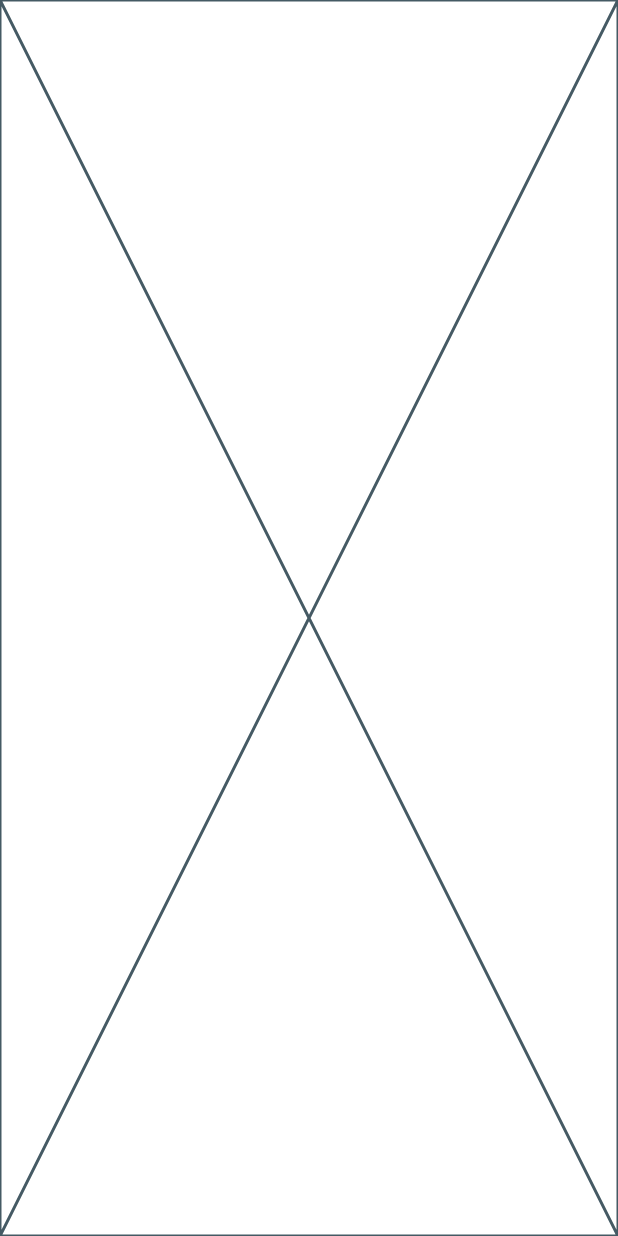
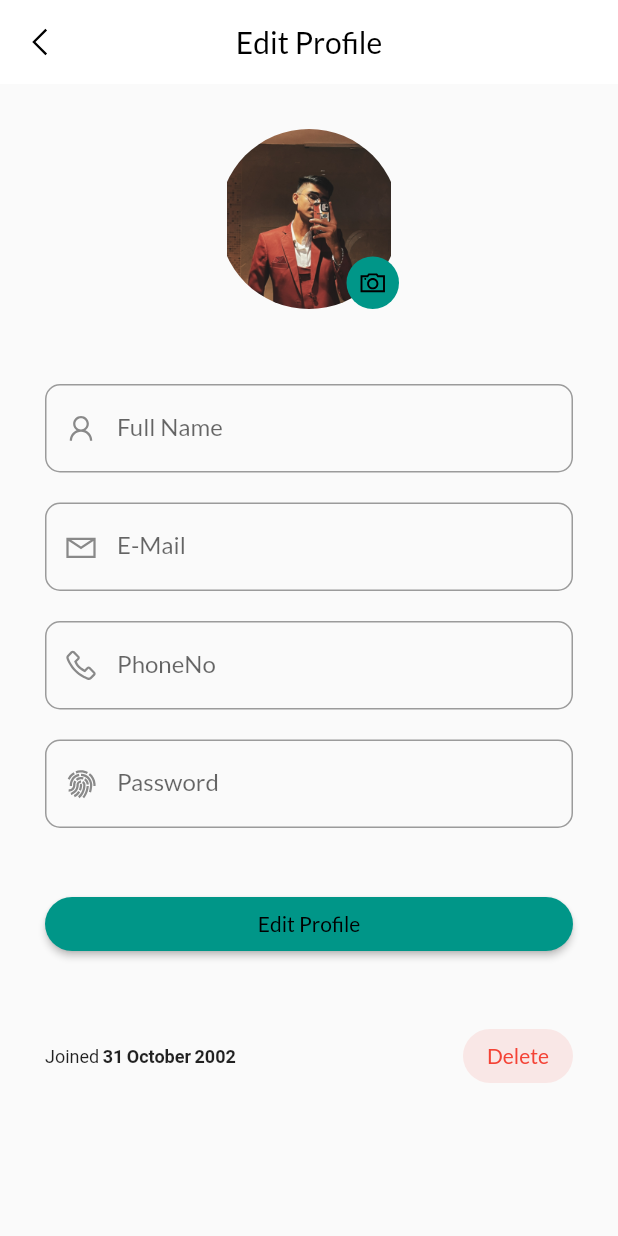
Before and after one commit to Miten3M/DocHub-doctor-Appointment-Application, a Flutter app: the ProfileScreen screen opened directly, after a tap on "Edit Profile", on a phone screen of 412 x 824 dp. Run offline on Flutter 3.47's test engine with Material 2 defaults, Android fonts, the phone set to English and light mode, and no system bars; our stand-ins replace cloud_firestore, csc_picker, firebase_auth, firebase_core, get, google_fonts and 3 more; accounts and stored records are empty; network calls fail.

Commit message:
profile_data_store

```diff
--- a/lib/contants/colors.dart
+++ b/lib/contants/colors.dart
@@ -1,6 +1,7 @@
 import 'package:flutter/material.dart';
 
-const cPrimaryColor=Color(0xFFFFE400);
+// const cPrimaryColor=Color(0xFFFFE400);
+const cPrimaryColor=Color(0xFF009688);
 const cSecondaryColor=Color(0xFF272727);
 const cAccentColor=Color(0xFF001BFF);
 
--- a/lib/contants/text_strings.dart
+++ b/lib/contants/text_strings.dart
@@ -1,3 +1,11 @@
+const String tFullName="Full Name";
+const String tEmail="E-Mail";
+const String tPhoneNumber="PhoneNo";
+const String tPassword="Password";
+
+
+
+
 //profile screen
 
 const String tProfile="Profile";
@@ -13,5 +21,5 @@ const String tMenu2="Billing Details";
 const String tMenu3="User Management";
 //    upate profile screen
 const String tDelete="Delete";
-const String tJoined="Joined";
+const String tJoined="Joined ";
 const String tJoinDate="31 October 2002";
--- a/lib/login/homepage.dart
+++ b/lib/login/homepage.dart
@@ -1,5 +1,5 @@
 import 'package:doc_hub/contants/image_string.dart';
-import 'package:doc_hub/login/profile_screen.dart';
+import 'package:doc_hub/profile/profile_screen.dart';
 import 'package:firebase_auth/firebase_auth.dart';
 import 'package:flutter/material.dart';
 import 'package:doc_hub/widges/drawer.dart';
--- a/lib/login/profile_screen.dart
+++ /dev/null
@@ -1,113 +0,0 @@
-import 'package:doc_hub/contants/colors.dart';
-import 'package:doc_hub/contants/image_string.dart';
-import 'package:doc_hub/contants/text_strings.dart';
-import 'package:doc_hub/login/update_profile_screen.dart';
-import 'package:firebase_auth/firebase_auth.dart';
-import 'package:flutter/material.dart';
-import 'package:line_awesome_flutter/line_awesome_flutter.dart';
-import 'package:get/get.dart';
-class ProfileScreen extends StatelessWidget {
-  const ProfileScreen({Key? key}) : super(key: key);
-
-  @override
-  Widget build(BuildContext context) {
-
-    var isDark=MediaQuery.of(context).platformBrightness==Brightness.dark;
-    void signUserOut() {
-      FirebaseAuth.instance.signOut();
-      // FirebaseAuth.instance.signInWithCredential(credential);
-
-    }
-    return Scaffold(
-      appBar: AppBar(
-        leading: IconButton(onPressed: (){},icon:const Icon(LineAwesomeIcons.angle_left)),
-        centerTitle: true,
-        title: Text(tProfile,style:TextStyle(color:Colors.black),),
-        actions: [
-          IconButton(onPressed: (){}, icon: Icon(isDark? LineAwesomeIcons.sun:LineAwesomeIcons.moon))
-        ],
-      ),
-      body: SingleChildScrollView(
-        child: Container(
-           padding: const EdgeInsets.all(30),
-          child: Column(
-            children: [
-              SizedBox(
-                width: 120,height: 120,
-                child: ClipRRect(
-                     borderRadius:BorderRadius.circular(100),child: Image(image: AssetImage(profileImage))),
-              ),
-              const  SizedBox(height:10),
-              Text(tProfileHeading,style: Theme.of(context).textTheme.headline4),
-              Text(tProfileSubHeading,style: Theme.of(context).textTheme.bodyText2),
-              const  SizedBox(height:20),
-              SizedBox(
-                width: 200,
-                child: ElevatedButton(
-                  onPressed: ()=>Get.to(()=>UpdateProfile()),
-                    style: ElevatedButton.styleFrom(
-                          backgroundColor: cPrimaryColor,side: BorderSide.none,shape: const StadiumBorder()),
-                  child: const Text(tEditprofile,style: TextStyle(color: cDarkColor)),
-                ),
-              ),
-              const SizedBox(height: 30),
-              const Divider(),
-              const SizedBox(height: 10),
-
-              ProfileMenuWidget(title: "Setting",icon: LineAwesomeIcons.cog,onPress: (){},),
-              ProfileMenuWidget(title: "Billing Details",icon: LineAwesomeIcons.walking,onPress: (){},),
-              ProfileMenuWidget(title: "User Management",icon: LineAwesomeIcons.user_check,onPress: (){},),
-              const Divider(color: Colors.grey,),
-              const SizedBox(height: 10,),
-              ProfileMenuWidget(title: "Information", icon: LineAwesomeIcons.info, onPress: (){}),
-              ProfileMenuWidget(title: "Logout", icon:LineAwesomeIcons.alternate_sign_out,
-                  textColor: Colors.red,endIcon: false, onPress: signUserOut
-                  )
-            ],
-          ),
-        ),
-      ),
-    );
-  }
-}
-
-class ProfileMenuWidget extends StatelessWidget {
-  const ProfileMenuWidget({
-    Key? key,
-    required this.title,
-    required this.icon,
-    required this.onPress,
-    this.endIcon=true,
-    this.textColor,
-
-  }) : super(key: key);
-
-  final String title;
-  final IconData icon;
-  final VoidCallback onPress;
-  final bool endIcon;
-  final Color? textColor;
-
-  @override
-  Widget build(BuildContext context) {
-    return ListTile(
-    onTap:onPress ,
-      leading: Container(
-        width: 40,height: 40,
-        decoration: BoxDecoration(
-          borderRadius: BorderRadius.circular(100),
-          color: cAccentColor.withOpacity(0.1),
-        ),
-        child: Icon(icon,color: cAccentColor),
-      ),
-      title: Text(title,style: Theme.of(context).textTheme.bodyText1?.apply(color: textColor)),
-      trailing:endIcon? Container(
-          width: 30,height: 30,
-          decoration: BoxDecoration(
-            borderRadius: BorderRadius.circular(100),
-            color: Colors.grey.withOpacity(0.1),
-          ),
-          child: Icon(LineAwesomeIcons.angle_right,size:18.0,color:Colors.grey )):null,
-    );
-  }
-}
--- a/lib/login/update_profile_screen.dart
+++ /dev/null
@@ -1,9 +0,0 @@
-import 'package:flutter/material.dart';
-class UpdateProfile extends StatelessWidget {
-  const UpdateProfile({Key? key}) : super(key: key);
-
-  @override
-  Widget build(BuildContext context) {
-    return const Placeholder();
-  }
-}
--- a/lib/main.dart
+++ b/lib/main.dart
@@ -3,7 +3,7 @@ import 'package:doc_hub/login/auth_page.dart';
 import 'package:doc_hub/login/homepage.dart';
 import 'package:doc_hub/login/phone.dart';
 import 'package:doc_hub/login//verify.dart';
-import 'package:doc_hub/login/profile_screen.dart';
+import 'package:doc_hub/profile/profile_screen.dart';
 import 'package:doc_hub/widges/themes.dart';
 import 'package:flutter/material.dart';
 
--- /dev/null
+++ b/lib/profile/profile_screen.dart
@@ -0,0 +1,131 @@
+import 'package:doc_hub/contants/colors.dart';
+import 'package:doc_hub/contants/image_string.dart';
+import 'package:doc_hub/contants/text_strings.dart';
+import 'package:doc_hub/login/homepage.dart';
+import 'package:doc_hub/profile/update_profile_screen.dart';
+import 'package:firebase_auth/firebase_auth.dart';
+import 'package:flutter/material.dart';
+import 'package:line_awesome_flutter/line_awesome_flutter.dart';
+import 'package:get/get.dart';
+
+import 'widgets/profile_menu.dart';
+
+class ProfileScreen extends StatelessWidget {
+  const ProfileScreen({Key? key}) : super(key: key);
+
+  @override
+  Widget build(BuildContext context) {
+    var isDark = MediaQuery.of(context).platformBrightness == Brightness.dark;
+    void signUserOut() {
+      FirebaseAuth.instance.signOut();
+      // FirebaseAuth.instance.signInWithCredential(credential);
+    }
+
+    return Scaffold(
+      appBar: AppBar(
+        leading: IconButton(
+            onPressed: () => Get.back(),
+            icon: const Icon(LineAwesomeIcons.angle_left)),
+        centerTitle: true,
+        title: Text(
+          tProfile,
+          style: TextStyle(color: Colors.black),
+        ),
+        actions: [
+          IconButton(
+              onPressed: () {},
+              icon: Icon(isDark ? LineAwesomeIcons.sun : LineAwesomeIcons.moon))
+        ],
+      ),
+      body: SingleChildScrollView(
+        child: Container(
+          padding: const EdgeInsets.all(30),
+          child: Column(
+            children: [
+              Stack(
+                children: [
+                  SizedBox(
+                    width: 120,
+                    height: 120,
+                    child: ClipRRect(
+                        borderRadius: BorderRadius.circular(100),
+                        child: Image(image: AssetImage(profileImage))),
+                  ),
+                  Positioned(
+                    bottom:0,
+                    right: 0,
+                    child:Container(
+                      width: 35,
+                      height: 35,
+                      decoration: BoxDecoration(
+                        borderRadius: BorderRadius.circular(100),
+                        color: cPrimaryColor,
+                      ),
+                      child: const Icon(
+                        LineAwesomeIcons.alternate_pencil,
+                        color: Colors.black,
+                        size:20
+                      ),
+                    ),
+                  ),
+                ],
+              ),
+              const SizedBox(height: 10),
+              Text(tProfileHeading,
+                  style: Theme.of(context).textTheme.headline4),
+              Text(tProfileSubHeading,
+                  style: Theme.of(context).textTheme.bodyText2),
+              const SizedBox(height: 20),
+              SizedBox(
+                width: 200,
+                child: ElevatedButton(
+                  onPressed: () => Get.to(() => const UpdateProfile()),
+                  style: ElevatedButton.styleFrom(
+                      backgroundColor: cPrimaryColor,
+                      side: BorderSide.none,
+                      shape: const StadiumBorder()),
+                  child: const Text(tEditprofile,
+                      style: TextStyle(color: cDarkColor)),
+                ),
+              ),
+              const SizedBox(height: 30),
+              const Divider(),
+              const SizedBox(height: 10),
+              ProfileMenuWidget(
+                title: "Setting",
+                icon: LineAwesomeIcons.cog,
+                onPress: () {},
+              ),
+              ProfileMenuWidget(
+                title: "Billing Details",
+                icon: LineAwesomeIcons.walking,
+                onPress: () {},
+              ),
+              ProfileMenuWidget(
+                title: "User Management",
+                icon: LineAwesomeIcons.user_check,
+                onPress: () {},
+              ),
+              const Divider(
+                color: Colors.grey,
+              ),
+              const SizedBox(
+                height: 10,
+              ),
+              ProfileMenuWidget(
+                  title: "Information",
+                  icon: LineAwesomeIcons.info,
+                  onPress: () {}),
+              ProfileMenuWidget(
+                  title: "Logout",
+                  icon: LineAwesomeIcons.alternate_sign_out,
+                  textColor: Colors.red,
+                  endIcon: false,
+                  onPress: signUserOut)
+            ],
+          ),
+        ),
+      ),
+    );
+  }
+}
--- /dev/null
+++ b/lib/profile/update_profile_screen.dart
@@ -0,0 +1,121 @@
+import 'package:doc_hub/contants/colors.dart';
+import 'package:doc_hub/contants/image_string.dart';
+import 'package:doc_hub/contants/text_strings.dart';
+import 'package:flutter/material.dart';
+
+import 'package:line_awesome_flutter/line_awesome_flutter.dart';
+import 'package:get/get.dart';
+
+class UpdateProfile extends StatelessWidget {
+  const UpdateProfile({Key? key}) : super(key: key);
+
+  @override
+  Widget build(BuildContext context) {
+    return Scaffold(
+      appBar: AppBar(
+        leading: IconButton(
+            onPressed: () => Get.back(),
+            icon: const Icon(LineAwesomeIcons.angle_left)),
+        centerTitle: true,
+        title: Text(
+          tEditprofile,
+          style: TextStyle(color: Colors.black),
+        ),
+      ),
+      body: SingleChildScrollView(
+        child: Container(
+          padding: const EdgeInsets.all(30),
+          child: Column(
+            children: [
+              Stack(
+                children: [
+                  SizedBox(
+                    width: 120,
+                    height: 120,
+                    child: ClipRRect(
+                        borderRadius: BorderRadius.circular(100),
+                        child: Image(image: AssetImage(profileImage))),
+                  ),
+                  Positioned(
+                    bottom: 0,
+                    right: 0,
+                    child: Container(
+                      width: 35,
+                      height: 35,
+                      decoration: BoxDecoration(
+                        borderRadius: BorderRadius.circular(100),
+                        color: cPrimaryColor,
+                      ),
+                      child: const Icon(LineAwesomeIcons.camera,
+                          color: Colors.black, size: 20),
+                    ),
+                  ),
+                ],
+              ),
+              SizedBox(height: 50),
+              Form(child: Column(
+                children: [
+                  TextFormField(
+                    decoration: InputDecoration(
+                      label: Text(tFullName),border: OutlineInputBorder(borderRadius:BorderRadius.circular(10)),prefixIcon: Icon(LineAwesomeIcons.user)
+                    ),
+                  ),
+                  const SizedBox(height: 20),
+                  TextFormField(
+                    decoration: InputDecoration(
+                      label: Text(tEmail),border: OutlineInputBorder(borderRadius:BorderRadius.circular(10)),prefixIcon: Icon(LineAwesomeIcons.envelope_1),
+                    ),
+                  ),
+                  const SizedBox(height: 20),
+                  TextFormField(
+                    decoration: InputDecoration(
+                      label: Text(tPhoneNumber),border: OutlineInputBorder(borderRadius:BorderRadius.circular(10)),prefixIcon: Icon(LineAwesomeIcons.phone)
+                    ),
+                  ),
+                  const SizedBox(height: 20),
+                  TextFormField(
+                    decoration: InputDecoration(
+                      label: Text(tPassword),border: OutlineInputBorder(borderRadius:BorderRadius.circular(10)),prefixIcon: Icon(LineAwesomeIcons.fingerprint)
+                    ),
+                  ),
+                  const SizedBox(height: 40,),
+                  SizedBox(
+                    width: double.infinity,
+                    child: ElevatedButton(
+                      onPressed: () => Get.to(() => const UpdateProfile()),
+                      style: ElevatedButton.styleFrom(
+                          backgroundColor: cPrimaryColor,
+                          side: BorderSide.none,
+                          shape: const StadiumBorder()),
+                      child: const Text(tEditprofile,
+                          style: TextStyle(color: cDarkColor)),
+                    ),
+                  ),
+                  const SizedBox(height: 40,),
+                  Row(
+                    mainAxisAlignment: MainAxisAlignment.spaceBetween,
+                    children: [
+                      Text.rich((TextSpan(
+                        text:tJoined,
+                        style:TextStyle(fontSize: 12),
+                        children: [TextSpan(text: tJoinDate,style:TextStyle(fontWeight: FontWeight.bold,fontSize: 12) )],
+                      ))),
+                      ElevatedButton(onPressed: (){}, style:ElevatedButton.styleFrom(backgroundColor: Colors.red.withOpacity(0.1)
+                      ,elevation: 0,
+                        foregroundColor: Colors.red,
+                        shape: const StadiumBorder(),
+                        side: BorderSide.none
+                      ),
+                          child: const Text(tDelete)),
+                    ],
+                  )
+                ],
+              ))
+
+            ],
+          ),
+        ),
+      ),
+    );
+  }
+}
--- /dev/null
+++ b/lib/profile/widgets/profile_menu.dart
@@ -0,0 +1,45 @@
+
+import 'package:doc_hub/contants/colors.dart';
+import 'package:flutter/material.dart';
+
+import 'package:line_awesome_flutter/line_awesome_flutter.dart';
+class ProfileMenuWidget extends StatelessWidget {
+  const ProfileMenuWidget({
+    Key? key,
+    required this.title,
+    required this.icon,
+    required this.onPress,
+    this.endIcon=true,
+    this.textColor,
+
+  }) : super(key: key);
+
+  final String title;
+  final IconData icon;
+  final VoidCallback onPress;
+  final bool endIcon;
+  final Color? textColor;
+
+  @override
+  Widget build(BuildContext context) {
+    return ListTile(
+      onTap:onPress ,
+      leading: Container(
+        width: 40,height: 40,
+        decoration: BoxDecoration(
+          borderRadius: BorderRadius.circular(100),
+          color: cAccentColor.withOpacity(0.1),
+        ),
+        child: Icon(icon,color: cAccentColor),
+      ),
+      title: Text(title,style: Theme.of(context).textTheme.bodyText1?.apply(color: textColor)),
+      trailing:endIcon? Container(
+          width: 30,height: 30,
+          decoration: BoxDecoration(
+            borderRadius: BorderRadius.circular(100),
+            color: Colors.grey.withOpacity(0.1),
+          ),
+          child: Icon(LineAwesomeIcons.angle_right,size:18.0,color:Colors.grey )):null,
+    );
+  }
+}
--- a/lib/widges/themes.dart
+++ b/lib/widges/themes.dart
@@ -3,7 +3,7 @@ import 'package:google_fonts/google_fonts.dart';
 
 class MyTheme{
   static ThemeData lightTheme(BuildContext context)=>ThemeData(
-  primarySwatch: Colors.deepPurple,
+  primarySwatch: Colors.teal,
   fontFamily: GoogleFonts.lato().fontFamily,
   appBarTheme: AppBarTheme(
   color: Colors.white,
--- a/pubspec.yaml
+++ b/pubspec.yaml
@@ -55,10 +55,12 @@ dev_dependencies:
   google_sign_in: ^5.4.2
   firebase_auth: ^4.2.4
   firebase_core: ^2.4.1
+  cloud_firestore: ^4.3.1
   flutter_svg_provider: ^1.0.3
   flutter_rating_bar: ^4.0.0
   line_awesome_flutter: ^2.0.0
   get: ^4.6.5
+  csc_picker: ^0.2.6
 
 # For information on the generic Dart part of this file, see the
 # following page: https://dart.dev/tools/pub/pubspec
```
Also changed, not shown: lib/Repository/user_repo.dart (added, +38 -0 lines), lib/login/phone.dart (+54 -14 lines), lib/models/user.dart (added, +38 -0 lines), lib/widges/drawer.dart (+7 -4 lines), pubspec.lock, 1 other file.
